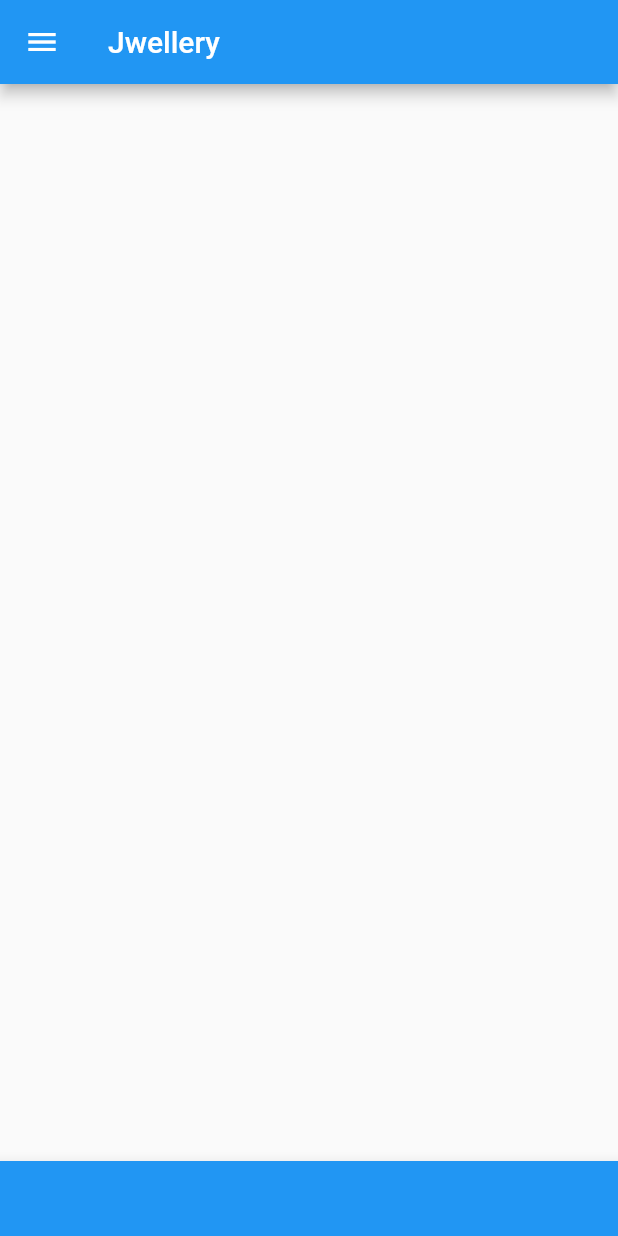
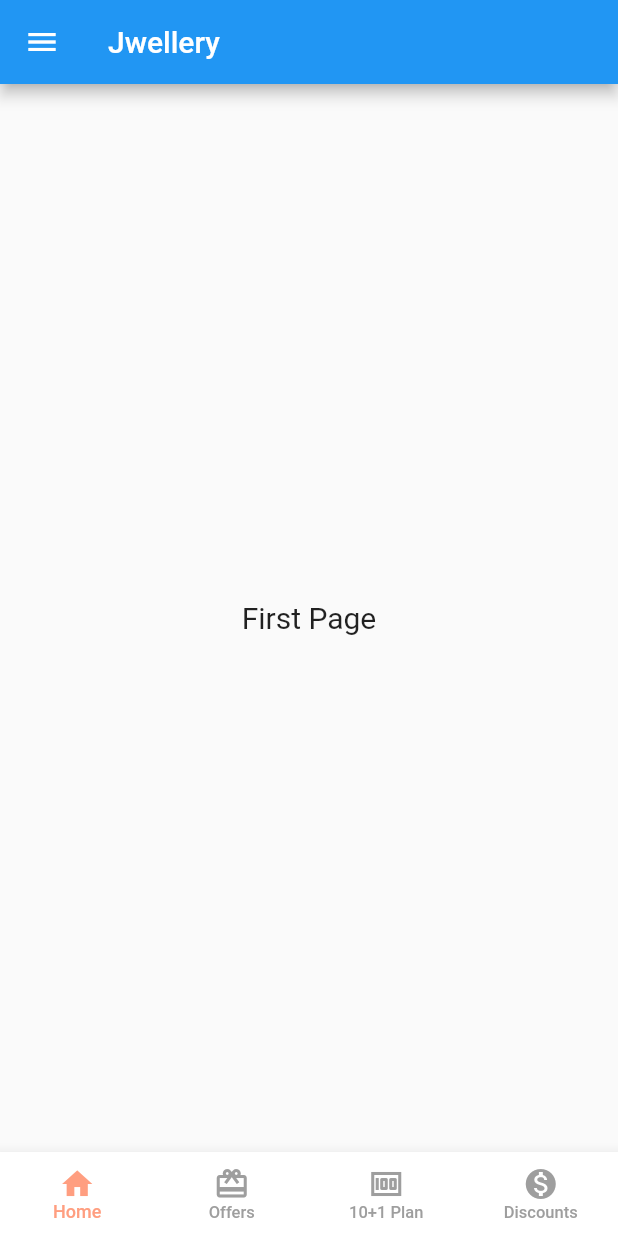
Before and after one commit to psandroiddev/ShoppingApp, a Flutter app: the screen it shows after launch, on a phone screen of 412 x 824 dp. Run offline on Flutter 3.47's test engine with Material 2 defaults, Android fonts, the phone set to English and light mode, and no system bars.

Commit message:
added drawer and bottom bar

```diff
--- /dev/null
+++ b/lib/dashboard/dashboard.dart
@@ -0,0 +1,171 @@
+import 'package:flutter/material.dart';
+
+class UserDashboard extends StatefulWidget {
+  @override
+  _UserDashboardState createState() => _UserDashboardState();
+}
+
+class _UserDashboardState extends State<UserDashboard> {
+  int  _selectedIndex = 0;
+  PageController _pageController = PageController();
+  List<Widget> _screens = <Widget>[
+    Center(child: Text('First Page',style: TextStyle(fontSize: 20),)),
+    Center(child: Text('Second  Page',style: TextStyle(fontSize: 20),)),
+    Center(child: Text('Third  Page',style: TextStyle(fontSize: 20),)),
+    Center(child: Text('Four  Page',style: TextStyle(fontSize: 20),))
+  ];
+
+  void _onItemTapped(int selectedIndex) {
+    _pageController.jumpToPage(selectedIndex);
+  }
+
+  void _onPageChanged(int index){
+    setState(() {
+      _selectedIndex = index;
+    });
+  }
+
+  @override
+  Widget build(BuildContext context) {
+
+    return Scaffold(
+      drawer: _drawerHeader(context),
+      appBar: AppBar(
+        title: Text('Jwellery'),
+      ),
+      body: PageView(
+        controller: _pageController,
+        children: _screens,
+        onPageChanged: _onPageChanged,
+      ),
+      bottomNavigationBar: BottomNavigationBar(
+        items: const <BottomNavigationBarItem>[
+          BottomNavigationBarItem(
+            icon: Icon(Icons.home),
+            label: 'Home',
+          ),
+          BottomNavigationBarItem(
+            icon: Icon(Icons.wallet_giftcard),
+            label: 'Offers',
+          ),
+          BottomNavigationBarItem(
+            icon: Icon(Icons.money),
+            label: '10+1 Plan',
+          ),
+          BottomNavigationBarItem(
+            icon: Icon(Icons.monetization_on),
+            label: 'Discounts',
+          ),
+        ],
+        backgroundColor: Colors.white,
+        type: BottomNavigationBarType.fixed,
+        currentIndex: _selectedIndex,
+        selectedItemColor: Colors.deepOrangeAccent[100],
+        unselectedItemColor: Colors.grey,
+        selectedLabelStyle: Theme.of(context).textTheme.bodyText1.merge(TextStyle(fontSize: 12,color: Colors.deepOrangeAccent[100])),
+        unselectedLabelStyle: Theme.of(context).textTheme.button.merge(TextStyle(fontSize: 11,color: Colors.grey)),
+        onTap: _onItemTapped,
+        //elevation: 5,
+      ),
+    );
+  }
+
+  Widget _drawerHeader(BuildContext context) {
+    return Drawer(
+      child: Container(
+        color: Colors.white,
+        child: Column(
+          children: <Widget>[
+            Container(
+              width: double.infinity,
+              padding: EdgeInsets.all(20),
+              child: Center(
+                child: Column(
+                  children: <Widget>[
+                    Container(
+                      width: 100,
+                      height: 100,
+                      margin: EdgeInsets.only(top: 30, bottom: 10),
+                      decoration: BoxDecoration(
+                        shape: BoxShape.circle,
+                        color: Colors.blue,
+                        image: DecorationImage(
+                            image: NetworkImage(
+                                ""),
+                            fit: BoxFit.cover),
+                      ),
+                    ),
+                    Text(
+                      "Hello Priti,",
+                      style: TextStyle(fontSize: 20, color: Colors.black87),
+                    ),
+                    Text(
+                      "priti@gmail.com",
+                      style: TextStyle(fontSize: 15, color: Colors.black87),
+                    ),
+                  ],
+                ),
+              ),
+            ),
+            _drawerList(),
+          ],
+        ),
+      ),
+    );
+  }
+
+  Widget _drawerList() {
+    final item = [
+      'Home',
+      'Products',
+      'My Wallet',
+      'My GoldMine',
+      'FAQs',
+      'Contact Us',
+      'About Us',
+      'Logout'
+    ];
+
+    final drawerIcons = [
+      Icons.home,
+      Icons.ac_unit,
+      Icons.money,
+      Icons.wallet_giftcard,
+      Icons.question_answer,
+      Icons.email,
+      Icons.info,
+      Icons.logout,
+    ];
+    return Expanded(
+      child: Container(
+          height: double.maxFinite,
+          child: ListView.builder(
+              itemCount: item == null ? 0 : item.length,
+              itemBuilder: (BuildContext context, i) {
+                return Column(
+                  children: <Widget>[
+                    ListTile(
+                      title: new Text(
+                        item[i],
+                        style: TextStyle(color: Colors.grey, fontSize: 15),
+                      ),
+                      leading: Icon(
+                        drawerIcons[i],
+                        color: Colors.grey,
+                      ),
+                      trailing: Container(
+                        height: 14,
+                        width: 14,
+                        decoration: BoxDecoration(
+                          //color: Colors.red,
+                          borderRadius: BorderRadius.all(Radius.circular(100)),
+                        ),
+                      ),
+                    ),
+                    Divider(),
+                  ],
+                );
+              })),
+    );
+  }
+}
--- a/lib/main.dart
+++ b/lib/main.dart
@@ -1,7 +1,23 @@
 import 'package:flutter/material.dart';
 import 'package:flutter_shoppingapp/routes/Routes.dart';
 
-void main() => runApp(MyApp());
+import 'dashboard/dashboard.dart';
+
+void main() async {
+  runApp(MaterialApp(
+    theme: ThemeData(
+        primarySwatch: Colors.blue
+    ),
+    debugShowCheckedModeBanner: false,
+    initialRoute: '/',
+    routes: {
+      '/': (context) => UserDashboard(),
+     /* '/HomePage': (context) => HomePage(),
+      '/UserDashboard': (context) => UserDashboard(),
+      '/Register': (context) => Register()*/
+    },
+  ));
+}
 
 // Creating main application widget
 class MyApp extends StatelessWidget
@@ -21,43 +37,75 @@ class MyApp extends StatelessWidget
 }
 
 class HomeDrawer extends StatelessWidget {
+  int _selectedIndex = 0;
+  PageController _pageController = PageController();
+
+  List<Widget> _screens = <Widget>[
+    Center(child: Text('Second Page',style: TextStyle(fontSize: 20),)),
+    Center(child: Text('Third  Page',style: TextStyle(fontSize: 20),)),
+    Center(child: Text('Third  Page',style: TextStyle(fontSize: 20),)),
+    Center(child: Text('Third  Page',style: TextStyle(fontSize: 20),))
+  ];
+
+
+  void _onItemTapped(int selectedIndex) {
+    _pageController.jumpToPage(selectedIndex);
+  }
+
+  /*void _onPageChanged(int index){
+    setState(() {
+      _selectedIndex = index;
+    });
+  }
+*/
   @override
   Widget build(BuildContext context) {
     return Scaffold(
-      appBar: AppBar(
-        title: Text("Jwellery"),
+      body: PageView(
+        controller: _pageController,
+        children: _screens,
+        //onPageChanged: _onPageChanged,
       ),
-      //body: Center( child: Text("We have Pressed the Button $_count times"),),
-      body: Center( child: Text(""),),
-      bottomNavigationBar: BottomAppBar(
-        shape: CircularNotchedRectangle(),
-        notchMargin: 12,
-        color: Colors.blue,
-        child: Container( height: 50.0,
+      bottomNavigationBar: BottomNavigationBar(
+        items: const <BottomNavigationBarItem>[
+          BottomNavigationBarItem(
+            icon: Icon(Icons.people),
+            label: 'Home',
           ),
+          BottomNavigationBarItem(
+            icon: Icon(Icons.business),
+            label: 'Business',
           ),
-      /* floatingActionButton: FloatingActionButton(
-        onPressed: () => setState(() {
-          _count++;
-        }),
-        tooltip: 'Increment Counter',
-        child: Icon(Icons.add),
+          BottomNavigationBarItem(
+            icon: Icon(Icons.school),
+            label: 'School',
           ),
+          BottomNavigationBarItem(
+            icon: Icon(Icons.school),
+            label: 'School',
+          ),
+        ],
+        currentIndex: _selectedIndex,
+        selectedItemColor: Colors.deepOrangeAccent[100],
+        onTap: _onItemTapped,
+      ),
+    );
+  }
+}
 
-      floatingActionButtonLocation: FloatingActionButtonLocation.centerDocked,*/
-      drawer: Drawer(
-        elevation: 20.0,
+/*drawer: Drawer(
+elevation: 10.0,
 child: Column(
 children: <Widget>[UserAccountsDrawerHeader(
 accountName: Text('Hello Priti,'),
 accountEmail: Text('priti@gmail.com'),
-            currentAccountPicture: CircleAvatar(backgroundColor: Colors.yellow,
+*//*currentAccountPicture: CircleAvatar(backgroundColor: Colors.yellow,
               child: Text("abc"),
-            ),
+            ),*//*
 ),
 
 ListTile(title: new Text("Home"),
-              leading: new Icon(Icons.mail),
+leading: new Icon(Icons.home),
 onTap: (){
 //print("Home clicked");
 Navigator.of(context).pop();
@@ -97,7 +145,7 @@ class HomeDrawer extends StatelessWidget {
 ),
 Divider(height: 0.1,),
 ListTile(title: new Text("FAQ"),
-              leading: new Icon(Icons.people),
+leading: new Icon(Icons.question_answer),
 onTap: (){
 //print("Social Clicked");
 Navigator.pushReplacementNamed(context, Routes.social);
@@ -105,7 +153,7 @@ class HomeDrawer extends StatelessWidget {
 ),
 Divider(height: 0.1,),
 ListTile(title: new Text("Logout"),
-              leading: new Icon(Icons.people),
+leading: new Icon(Icons.logout),
 onTap: (){
 //print("Social Clicked");
 Navigator.pushReplacementNamed(context, Routes.social);
@@ -113,6 +161,68 @@ class HomeDrawer extends StatelessWidget {
 ),
 ],
 ),
+),*/
+class MyNavigationBar extends StatefulWidget {
+  MyNavigationBar ({Key key}) : super(key: key);
+
+  @override
+  _MyNavigationBarState createState() => _MyNavigationBarState();
+}
+
+class _MyNavigationBarState extends State<MyNavigationBar > {
+  int _selectedIndex = 0;
+  static const List<Widget> _widgetOptions = <Widget>[
+    Text('About us', style: TextStyle(fontSize: 35, fontWeight: FontWeight.bold)),
+    Text('Product List', style: TextStyle(fontSize: 35, fontWeight: FontWeight.bold)),
+    Text('Contact Us', style: TextStyle(fontSize: 35, fontWeight: FontWeight.bold)),
+    Text('Special Discounts', style: TextStyle(fontSize: 35, fontWeight: FontWeight.bold)),
+  ];
+
+  void _onItemTapped(int index) {
+    setState(() {
+      _selectedIndex = index;
+    });
+  }
+
+  @override
+  Widget build(BuildContext context) {
+    return Scaffold(
+      appBar: AppBar(
+          title: const Text('Flutter BottomNavigationBar Example'),
+          backgroundColor: Colors.green
+      ),
+      body: Center(
+        child: _widgetOptions.elementAt(_selectedIndex),
+      ),
+      bottomNavigationBar: BottomNavigationBar(
+          items: const <BottomNavigationBarItem>[
+            BottomNavigationBarItem(
+              icon: Icon(Icons.home),
+              label:'Reedem',
+              //backgroundColor: Colors.green
+            ),
+            BottomNavigationBarItem(
+              icon: Icon(Icons.search),
+              label: 'Products',
+              //backgroundColor: Colors.yellow
+            ),
+            BottomNavigationBarItem(
+              icon: Icon(Icons.person),
+              label: 'Offers',
+              //backgroundColor: Colors.blue,
+            ),
+            BottomNavigationBarItem(
+              icon: Icon(Icons.person),
+              label: 'Special Discounts',
+              //backgroundColor: Colors.blue,
+            ),
+          ],
+          //type: BottomNavigationBarType.shifting,
+          currentIndex: _selectedIndex,
+          selectedItemColor: Colors.black,
+          iconSize: 40,
+          onTap: _onItemTapped,
+          elevation: 5
       ),
     );
   }
```
Also changed, not shown: lib/dashboard/loginscreen.dart (added, +66 -0 lines). Lines whose indentation alone changed are shown as unchanged.
